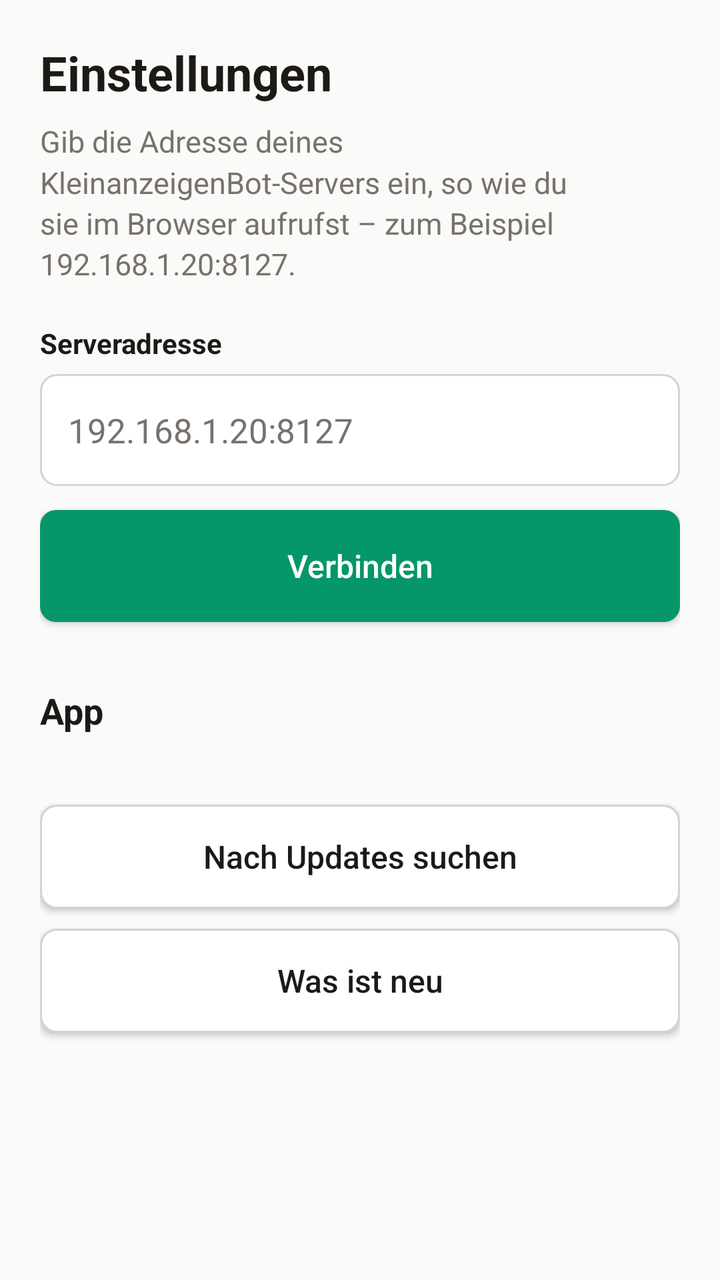
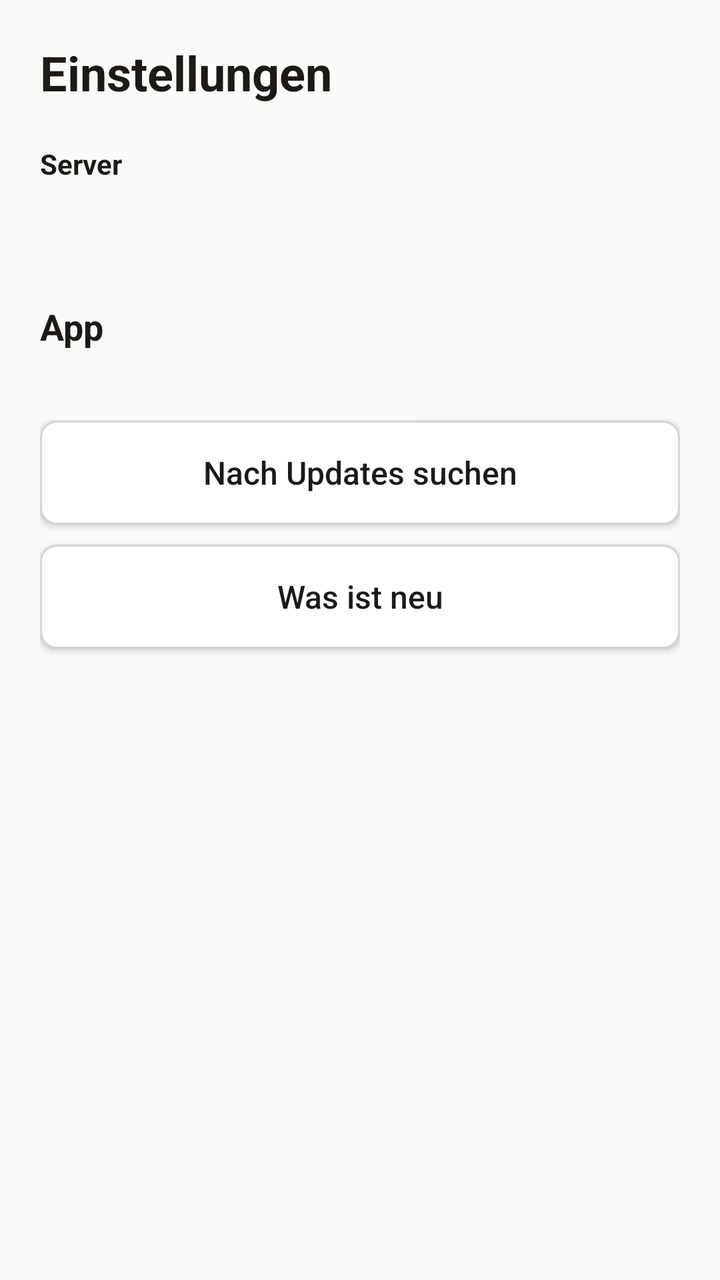

Screens rendered from an Android XML layout before and after an edit, with the pre-edit source and the edit as a unified diff.
<!-- AndroidManifest.xml: application theme Theme.Inventar -->
<!-- res/layout/activity_einstellungen.xml -->
<?xml version="1.0" encoding="utf-8"?>
<ScrollView xmlns:android="http://schemas.android.com/apk/res/android"
    android:id="@+id/wurzel"
    android:layout_width="match_parent"
    android:layout_height="match_parent"
    android:background="@color/hintergrund"
    android:fillViewport="true">

    <LinearLayout
        android:layout_width="match_parent"
        android:layout_height="wrap_content"
        android:orientation="vertical"
        android:padding="20dp">

        <TextView
            android:id="@+id/titel"
            android:layout_width="wrap_content"
            android:layout_height="wrap_content"
            android:text="@string/einstellungen"
            android:textColor="@color/text"
            android:textSize="24sp"
            android:textStyle="bold" />

        <TextView
            android:id="@+id/willkommen"
            android:layout_width="match_parent"
            android:layout_height="wrap_content"
            android:layout_marginTop="8dp"
            android:lineSpacingMultiplier="1.15"
            android:text="@string/willkommen_text"
            android:textColor="@color/text_leise"
            android:textSize="15sp" />

        <TextView
            android:layout_width="wrap_content"
            android:layout_height="wrap_content"
            android:layout_marginTop="20dp"
            android:labelFor="@+id/eingabe"
            android:text="@string/serveradresse"
            android:textColor="@color/text"
            android:textSize="14sp"
            android:textStyle="bold" />

        <EditText
            android:id="@+id/eingabe"
            android:layout_width="match_parent"
            android:layout_height="56dp"
            android:layout_marginTop="6dp"
            android:autofillHints="url"
            android:background="@drawable/eingabe"
            android:hint="@string/serveradresse_hinweis"
            android:imeOptions="actionGo"
            android:importantForAutofill="no"
            android:inputType="textUri"
            android:paddingHorizontal="14dp"
            android:singleLine="true"
            android:textColor="@color/text"
            android:textColorHint="@color/text_leise"
            android:textSize="17sp" />

        <TextView
            android:id="@+id/meldung"
            android:layout_width="match_parent"
            android:layout_height="wrap_content"
            android:layout_marginTop="8dp"
            android:textColor="@color/fehler"
            android:textSize="14sp"
            android:visibility="gone" />

        <Button
            android:id="@+id/verbinden"
            android:layout_width="match_parent"
            android:layout_height="56dp"
            android:layout_marginTop="12dp"
            android:background="@drawable/knopf"
            android:text="@string/verbinden"
            android:textAllCaps="false"
            android:textColor="#FFFFFF"
            android:textSize="16sp" />

        <LinearLayout
            android:id="@+id/app_bereich"
            android:layout_width="match_parent"
            android:layout_height="wrap_content"
            android:layout_marginTop="32dp"
            android:orientation="vertical">

            <TextView
                android:layout_width="wrap_content"
                android:layout_height="wrap_content"
                android:text="@string/app_bereich"
                android:textColor="@color/text"
                android:textSize="18sp"
                android:textStyle="bold" />

            <TextView
                android:id="@+id/version"
                android:layout_width="wrap_content"
                android:layout_height="wrap_content"
                android:layout_marginTop="4dp"
                android:textColor="@color/text_leise"
                android:textSize="14sp" />

            <Button
                android:id="@+id/updates"
                android:layout_width="match_parent"
                android:layout_height="52dp"
                android:layout_marginTop="12dp"
                android:background="@drawable/knopf_leise"
                android:text="@string/updates_suchen"
                android:textAllCaps="false"
                android:textColor="@color/text"
                android:textSize="16sp" />

            <Button
                android:id="@+id/neuigkeiten"
                android:layout_width="match_parent"
                android:layout_height="52dp"
                android:layout_marginTop="10dp"
                android:background="@drawable/knopf_leise"
                android:text="@string/was_ist_neu"
                android:textAllCaps="false"
                android:textColor="@color/text"
                android:textSize="16sp" />

            <TextView
                android:id="@+id/quelle"
                android:layout_width="wrap_content"
                android:layout_height="wrap_content"
                android:layout_marginTop="12dp"
                android:textColor="@color/text_leise"
                android:textSize="13sp" />
        </LinearLayout>
    </LinearLayout>
</ScrollView>
<!-- resources referenced by this layout -->
<resources>
  <color name="fehler">#B91C1C</color>
  <color name="hintergrund">#FAFAF9</color>
  <color name="text">#1C1917</color>
  <color name="text_leise">#78716C</color>
  <!-- drawable eingabe (drawable) -->
  <?xml version="1.0" encoding="utf-8"?>
  <selector xmlns:android="http://schemas.android.com/apk/res/android">
      <item android:state_focused="true">
          <shape><corners android:radius="8dp" /><solid android:color="@color/feld" /><stroke android:width="2dp" android:color="@color/akzent" /></shape>
      </item>
      <item>
          <shape><corners android:radius="8dp" /><solid android:color="@color/feld" /><stroke android:width="1dp" android:color="@color/rand" /></shape>
      </item>
  </selector>
  <!-- drawable knopf (drawable) -->
  <?xml version="1.0" encoding="utf-8"?>
  <ripple xmlns:android="http://schemas.android.com/apk/res/android" android:color="#33000000">
      <item><shape><corners android:radius="8dp" /><solid android:color="@color/akzent" /></shape></item>
  </ripple>
  <!-- drawable knopf_leise (drawable) -->
  <?xml version="1.0" encoding="utf-8"?>
  <ripple xmlns:android="http://schemas.android.com/apk/res/android" android:color="#33000000">
      <item><shape><corners android:radius="8dp" /><solid android:color="@color/feld" /><stroke android:width="1dp" android:color="@color/rand" /></shape></item>
  </ripple>
  <string name="app_bereich">App</string>
  <string name="einstellungen">Einstellungen</string>
  <string name="serveradresse">Serveradresse</string>
  <string name="serveradresse_hinweis">192.168.1.20:8127</string>
  <string name="updates_suchen">Nach Updates suchen</string>
  <string name="verbinden">Verbinden</string>
  <string name="was_ist_neu">Was ist neu</string>
  <string name="willkommen_text">Gib die Adresse deines KleinanzeigenBot-Servers ein, so wie du sie im Browser aufrufst – zum Beispiel 192.168.1.20:8127.</string>
  <style name="Theme.Inventar" parent="android:Theme.Material.Light.NoActionBar">
          <item name="android:windowBackground">@color/hintergrund</item>
          <item name="android:colorPrimary">@color/akzent</item>
          <item name="android:colorAccent">@color/akzent</item>
          <item name="android:textColorPrimary">@color/text</item>
          <item name="android:textColorSecondary">@color/text_leise</item>
      </style>
  <color name="feld">#FFFFFF</color>
  <color name="akzent">#059669</color>
  <color name="rand">#D6D3D1</color>
</resources>

<!-- the commit's change to res/layout/activity_einstellungen.xml (unified diff, before → after) -->
@@ -22,60 +22,22 @@
             android:textStyle="bold" />
 
         <TextView
-            android:id="@+id/willkommen"
-            android:layout_width="match_parent"
-            android:layout_height="wrap_content"
-            android:layout_marginTop="8dp"
-            android:lineSpacingMultiplier="1.15"
-            android:text="@string/willkommen_text"
-            android:textColor="@color/text_leise"
-            android:textSize="15sp" />
-
-        <TextView
             android:layout_width="wrap_content"
             android:layout_height="wrap_content"
             android:layout_marginTop="20dp"
-            android:labelFor="@+id/eingabe"
             android:text="@string/serveradresse"
             android:textColor="@color/text"
             android:textSize="14sp"
             android:textStyle="bold" />
 
-        <EditText
-            android:id="@+id/eingabe"
-            android:layout_width="match_parent"
-            android:layout_height="56dp"
-            android:layout_marginTop="6dp"
-            android:autofillHints="url"
-            android:background="@drawable/eingabe"
-            android:hint="@string/serveradresse_hinweis"
-            android:imeOptions="actionGo"
-            android:importantForAutofill="no"
-            android:inputType="textUri"
-            android:paddingHorizontal="14dp"
-            android:singleLine="true"
-            android:textColor="@color/text"
-            android:textColorHint="@color/text_leise"
-            android:textSize="17sp" />
-
+        
         <TextView
-            android:id="@+id/meldung"
+            android:id="@+id/server_anzeige"
             android:layout_width="match_parent"
             android:layout_height="wrap_content"
-            android:layout_marginTop="8dp"
-            android:textColor="@color/fehler"
-            android:textSize="14sp"
-            android:visibility="gone" />
-
-        <Button
-            android:id="@+id/verbinden"
-            android:layout_width="match_parent"
-            android:layout_height="56dp"
-            android:layout_marginTop="12dp"
-            android:background="@drawable/knopf"
-            android:text="@string/verbinden"
-            android:textAllCaps="false"
-            android:textColor="#FFFFFF"
+            android:layout_marginTop="6dp"
+            android:textColor="@color/text_leise"
+            android:textIsSelectable="true"
             android:textSize="16sp" />
 
         <LinearLayout
<!-- resource entries referenced after the edit -->
@@ -1,24 +1,8 @@
 <!-- resources referenced by this layout -->
 <resources>
-  <color name="fehler">#B91C1C</color>
   <color name="hintergrund">#FAFAF9</color>
   <color name="text">#1C1917</color>
   <color name="text_leise">#78716C</color>
-  <!-- drawable eingabe (drawable) -->
-  <?xml version="1.0" encoding="utf-8"?>
-  <selector xmlns:android="http://schemas.android.com/apk/res/android">
-      <item android:state_focused="true">
-          <shape><corners android:radius="8dp" /><solid android:color="@color/feld" /><stroke android:width="2dp" android:color="@color/akzent" /></shape>
-      </item>
-      <item>
-          <shape><corners android:radius="8dp" /><solid android:color="@color/feld" /><stroke android:width="1dp" android:color="@color/rand" /></shape>
-      </item>
-  </selector>
-  <!-- drawable knopf (drawable) -->
-  <?xml version="1.0" encoding="utf-8"?>
-  <ripple xmlns:android="http://schemas.android.com/apk/res/android" android:color="#33000000">
-      <item><shape><corners android:radius="8dp" /><solid android:color="@color/akzent" /></shape></item>
-  </ripple>
   <!-- drawable knopf_leise (drawable) -->
   <?xml version="1.0" encoding="utf-8"?>
   <ripple xmlns:android="http://schemas.android.com/apk/res/android" android:color="#33000000">
@@ -26,12 +10,9 @@
   </ripple>
   <string name="app_bereich">App</string>
   <string name="einstellungen">Einstellungen</string>
-  <string name="serveradresse">Serveradresse</string>
-  <string name="serveradresse_hinweis">192.168.1.20:8127</string>
+  <string name="serveradresse">Server</string>
   <string name="updates_suchen">Nach Updates suchen</string>
-  <string name="verbinden">Verbinden</string>
   <string name="was_ist_neu">Was ist neu</string>
-  <string name="willkommen_text">Gib die Adresse deines KleinanzeigenBot-Servers ein, so wie du sie im Browser aufrufst – zum Beispiel 192.168.1.20:8127.</string>
   <style name="Theme.Inventar" parent="android:Theme.Material.Light.NoActionBar">
           <item name="android:windowBackground">@color/hintergrund</item>
           <item name="android:colorPrimary">@color/akzent</item>
